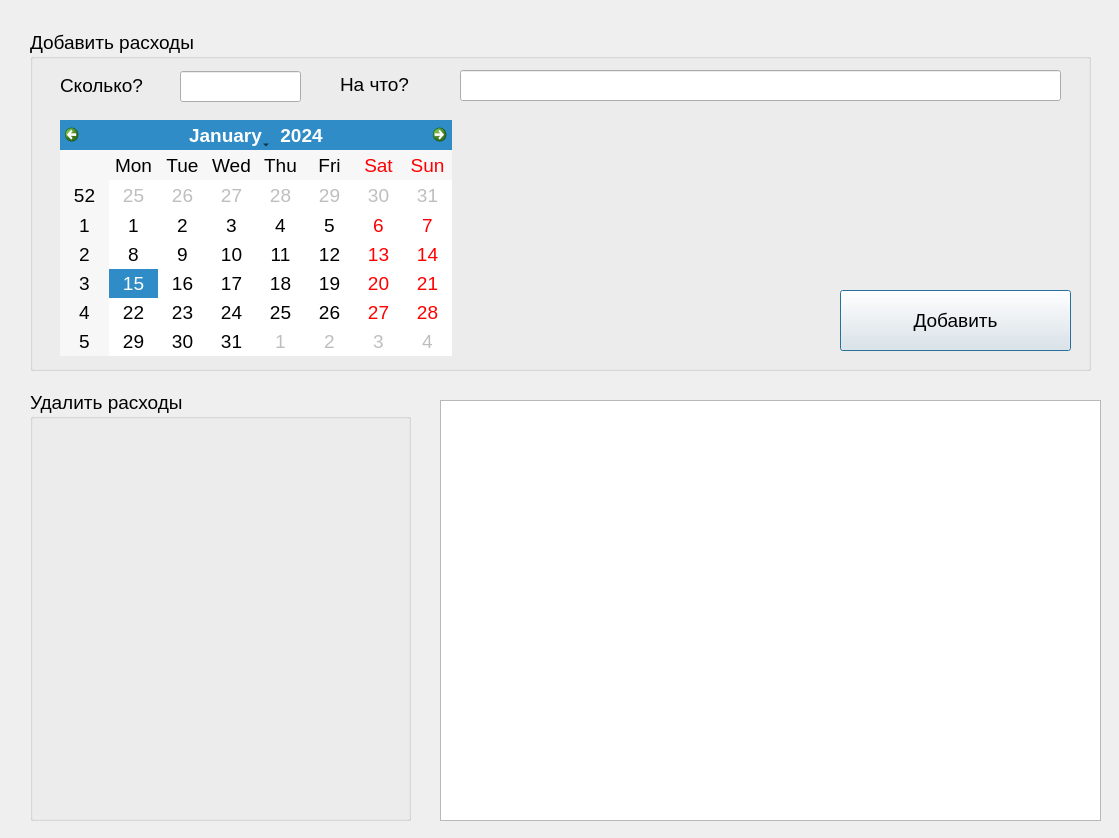
mishafominih/Accounting, file Lose.ui: the form before one commit.
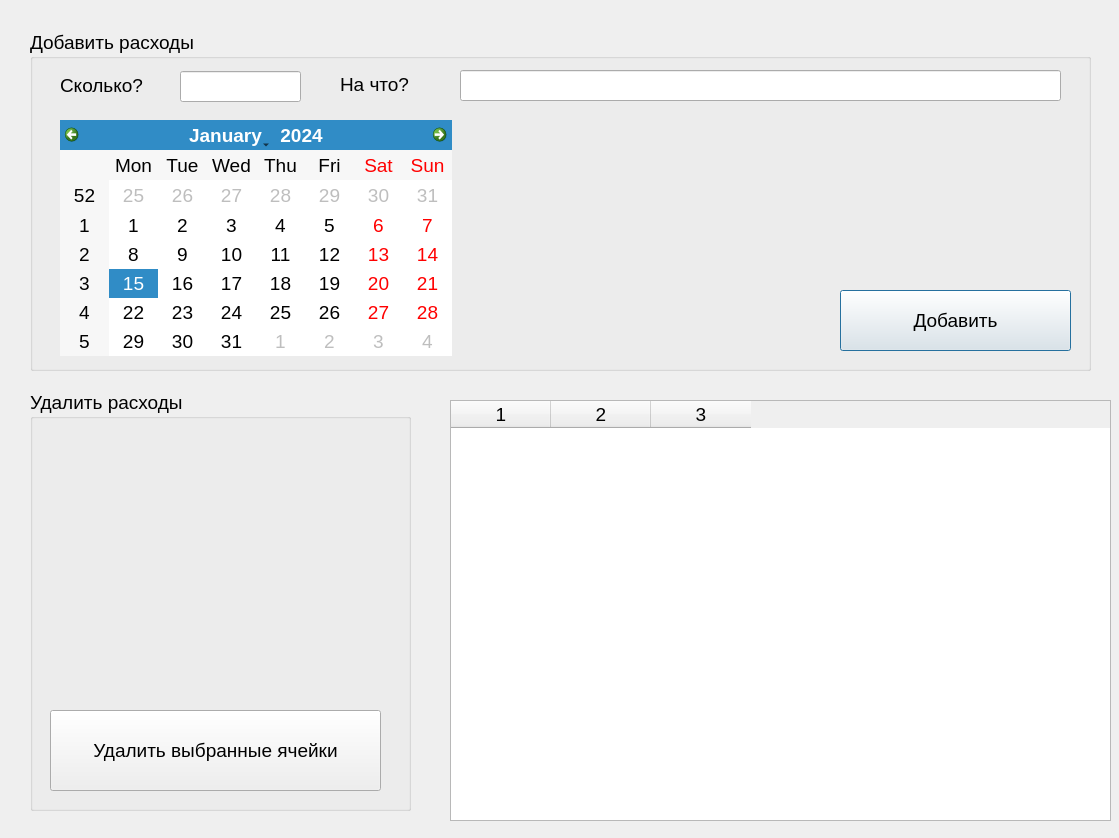
The form after the commit.

Diff of the .ui file:
```diff
--- a/Lose.ui
+++ b/Lose.ui
@@ -58,7 +58,7 @@
      <rect>
       <x>30</x>
       <y>40</y>
-      <width>151</width>
+      <width>111</width>
       <height>31</height>
      </rect>
     </property>
@@ -81,7 +81,7 @@
      <rect>
       <x>310</x>
       <y>39</y>
-      <width>151</width>
+      <width>121</width>
       <height>31</height>
      </rect>
     </property>
@@ -106,7 +106,7 @@
      <x>30</x>
      <y>390</y>
      <width>381</width>
-     <height>431</height>
+     <height>421</height>
     </rect>
    </property>
    <property name="font">
@@ -117,16 +117,40 @@
    <property name="title">
     <string>Удалить расходы</string>
    </property>
+   <widget class="QPushButton" name="DelButton">
+    <property name="geometry">
+     <rect>
+      <x>20</x>
+      <y>320</y>
+      <width>331</width>
+      <height>81</height>
+     </rect>
+    </property>
+    <property name="text">
+     <string>Удалить выбранные ячейки</string>
+    </property>
+   </widget>
   </widget>
   <widget class="QTableWidget" name="tableWidget">
    <property name="geometry">
     <rect>
-     <x>440</x>
+     <x>450</x>
      <y>400</y>
      <width>661</width>
      <height>421</height>
     </rect>
    </property>
+   <property name="font">
+    <font>
+     <pointsize>14</pointsize>
+    </font>
+   </property>
+   <property name="columnCount">
+    <number>3</number>
+   </property>
+   <column/>
+   <column/>
+   <column/>
   </widget>
  </widget>
  <resources/>
```
